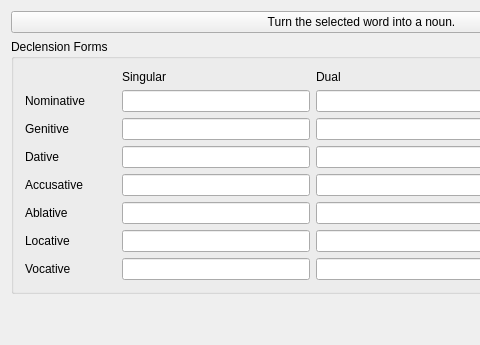
This is src/entry-dialogs/declensionwidget.ui in KDE/parley as Qt 5 draws it before an edit; both pictures show x 0 to 480 and y 0 to 345 of the 723 by 605 pixel window. The edited form follows.
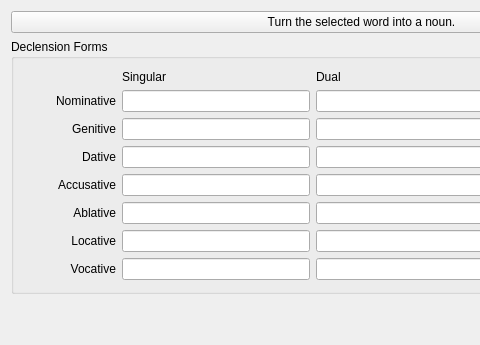
This is the edited form.

Commit message: make some dialog labels right aligned

Patch:
```diff
--- a/src/entry-dialogs/declensionwidget.ui
+++ b/src/entry-dialogs/declensionwidget.ui
@@ -49,6 +49,9 @@
         <property name="text" >
          <string comment="one of the seven cases (grammatical)" >Nominative</string>
         </property>
+        <property name="alignment" >
+         <set>Qt::AlignRight|Qt::AlignTrailing|Qt::AlignVCenter</set>
+        </property>
         <property name="buddy" >
          <cstring>singular_1</cstring>
         </property>
@@ -68,6 +71,9 @@
         <property name="text" >
          <string comment="one of the seven cases (grammatical)" >Genitive</string>
         </property>
+        <property name="alignment" >
+         <set>Qt::AlignRight|Qt::AlignTrailing|Qt::AlignVCenter</set>
+        </property>
        </widget>
       </item>
       <item row="3" column="1" colspan="2" >
@@ -84,6 +90,9 @@
         <property name="text" >
          <string comment="one of the seven cases (grammatical)" >Dative</string>
         </property>
+        <property name="alignment" >
+         <set>Qt::AlignRight|Qt::AlignTrailing|Qt::AlignVCenter</set>
+        </property>
        </widget>
       </item>
       <item row="4" column="1" colspan="2" >
@@ -100,6 +109,9 @@
         <property name="text" >
          <string comment="one of the seven cases (grammatical)" >Accusative</string>
         </property>
+        <property name="alignment" >
+         <set>Qt::AlignRight|Qt::AlignTrailing|Qt::AlignVCenter</set>
+        </property>
        </widget>
       </item>
       <item row="5" column="1" colspan="2" >
@@ -116,6 +128,9 @@
         <property name="text" >
          <string comment="one of the seven cases (grammatical)" >Ablative</string>
         </property>
+        <property name="alignment" >
+         <set>Qt::AlignRight|Qt::AlignTrailing|Qt::AlignVCenter</set>
+        </property>
        </widget>
       </item>
       <item row="6" column="1" colspan="2" >
@@ -132,6 +147,9 @@
         <property name="text" >
          <string comment="one of the seven cases (grammatical)" >Locative</string>
         </property>
+        <property name="alignment" >
+         <set>Qt::AlignRight|Qt::AlignTrailing|Qt::AlignVCenter</set>
+        </property>
        </widget>
       </item>
       <item row="7" column="1" colspan="2" >
@@ -148,6 +166,9 @@
         <property name="text" >
          <string comment="one of the seven cases (grammatical)" >Vocative</string>
         </property>
+        <property name="alignment" >
+         <set>Qt::AlignRight|Qt::AlignTrailing|Qt::AlignVCenter</set>
+        </property>
        </widget>
       </item>
       <item row="8" column="1" colspan="2" >
```
The commit also changes 15 other files.
